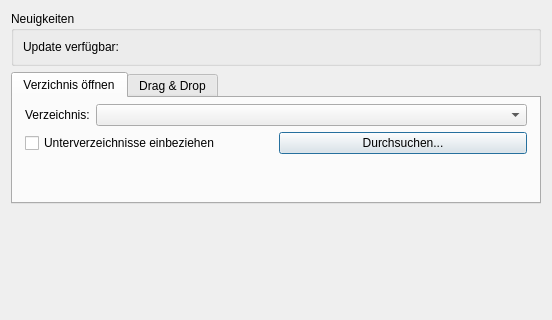
The window that settingsdialog.ui (hel800/picture-show2) describes before a commit, drawn with Qt 5; both pictures show x 0 to 552 and y 0 to 320 of the 552 by 592 pixel window.
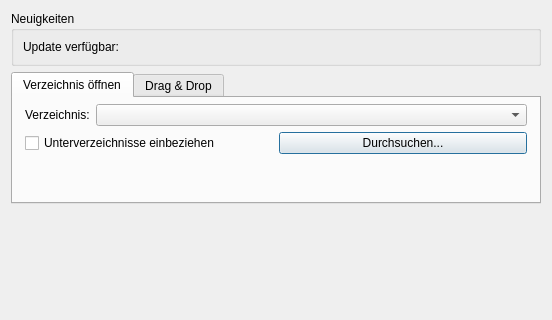
The same window after the commit. Icons and pictures are not drawn.

Diff of the .ui file:
```diff
--- a/settingsdialog.ui
+++ b/settingsdialog.ui
@@ -82,7 +82,7 @@
      </property>
      <widget class="QWidget" name="tab_4">
       <attribute name="title">
-       <string>Verzichnis öffnen</string>
+       <string>Verzeichnis öffnen</string>
       </attribute>
       <attribute name="toolTip">
        <string>Öffne Bilder aus Verzeichnis</string>
```
Left out of the diff: 121 changed lines with no effect on the pictures.
